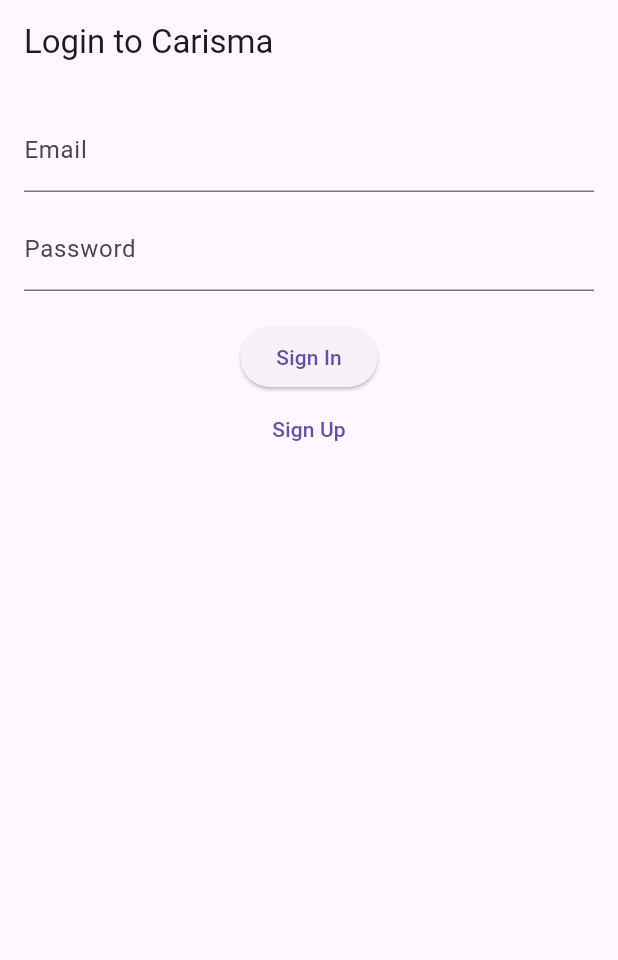
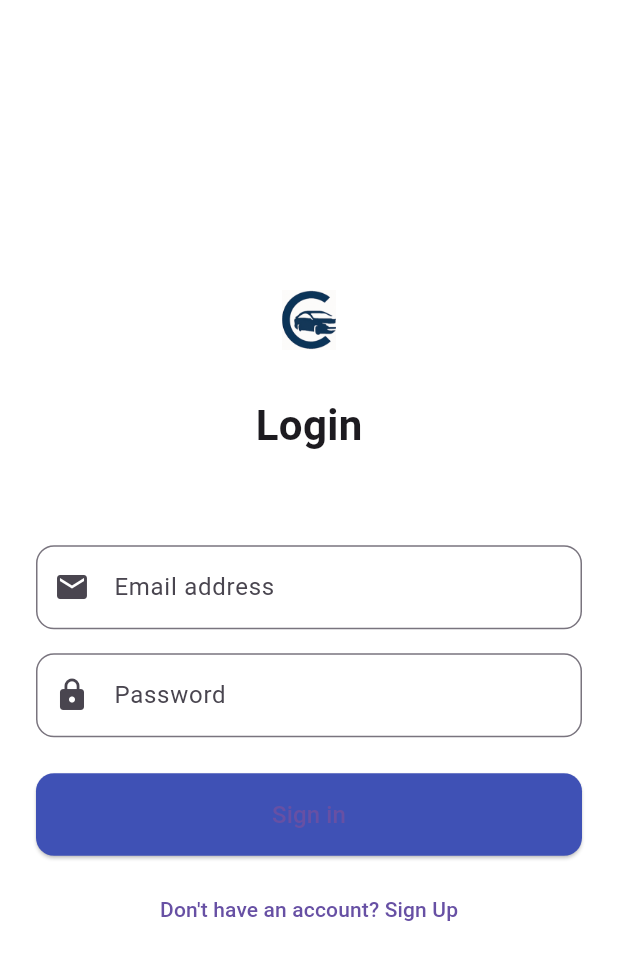
Before and after one commit to Prath07/Carisma, a Flutter app: the screen it shows after launch, on a phone screen of 412 x 824 dp. Shown: the top 960 px of the screen. Run offline on Flutter 3.47's test engine with Material 3 defaults, Android fonts, the phone set to English and light mode, and no system bars; our stand-ins replace cloud_firestore, firebase_auth, firebase_core, firebase_storage, image_picker; accounts and stored records are empty.

Commit message:
Updates to UI + splitting the sigi in/up

```diff
--- a/carisma/lib/login_screen.dart
+++ b/carisma/lib/login_screen.dart
@@ -1,5 +1,6 @@
 import 'package:flutter/material.dart';
 import 'package:firebase_auth/firebase_auth.dart';
+import 'signup_screen.dart';
 
 class LoginScreen extends StatefulWidget {
   const LoginScreen({super.key});
@@ -25,41 +26,72 @@
     }
   }
 
-  Future<void> _signUp() async {
-    try {
-      await FirebaseAuth.instance.createUserWithEmailAndPassword(
-        email: _emailController.text.trim(),
-        password: _passwordController.text.trim(),
-      );
-    } catch (e) {
-      ScaffoldMessenger.of(context).showSnackBar(
-        SnackBar(content: Text('Sign up failed: $e')),
-      );
-    }
-  }
-
   @override
   Widget build(BuildContext context) {
     return Scaffold(
-      appBar: AppBar(title: const Text('Login to Carisma')),
-      body: Padding(
-        padding: const EdgeInsets.all(16),
+      backgroundColor: Colors.white,
+      body: SafeArea(
+        child: Padding(
+          padding: const EdgeInsets.symmetric(horizontal: 24.0),
           child: Column(
+            mainAxisAlignment: MainAxisAlignment.center,
             children: [
+
+                Image.asset('assets/C_carisma.png', height: 40),
+
+              const SizedBox(height: 30),
+              const Text(
+                'Login',
+                style: TextStyle(fontSize: 28, fontWeight: FontWeight.bold),
+              ),
+              const SizedBox(height: 8),
+              const Text(
+                'Sign in to your account',
+                style: TextStyle(color: Colors.white),
+              ),
+              const SizedBox(height: 32),
               TextField(
                 controller: _emailController,
-              decoration: const InputDecoration(labelText: 'Email'),
+                decoration: InputDecoration(
+                  hintText: 'Email address',
+                  border: OutlineInputBorder(borderRadius: BorderRadius.circular(12)),
+                  prefixIcon: const Icon(Icons.email),
                 ),
-            const SizedBox(height: 10),
+              ),
+              const SizedBox(height: 16),
               TextField(
                 controller: _passwordController,
-              decoration: const InputDecoration(labelText: 'Password'),
+                decoration: InputDecoration(
+                  hintText: 'Password',
+                  border: OutlineInputBorder(borderRadius: BorderRadius.circular(12)),
+                  prefixIcon: const Icon(Icons.lock),
+                ),
                 obscureText: true,
               ),
-            const SizedBox(height: 20),
-            ElevatedButton(onPressed: _signIn, child: const Text('Sign In')),
-            TextButton(onPressed: _signUp, child: const Text('Sign Up')),
+              const SizedBox(height: 24),
+              SizedBox(
+                width: double.infinity,
+                child: ElevatedButton(
+                  onPressed: _signIn,
+                  style: ElevatedButton.styleFrom(
+                    padding: const EdgeInsets.symmetric(vertical: 16),
+                    backgroundColor: Colors.indigo,
+                    shape: RoundedRectangleBorder(
+                      borderRadius: BorderRadius.circular(12),
+                    ),
+                  ),
+                  child: const Text('Sign in', style: TextStyle(fontSize: 16)),
+                ),
+              ),
+              const SizedBox(height: 12),
+              TextButton(
+                onPressed: () {
+                  Navigator.push(context, MaterialPageRoute(builder: (_) => const SignUpScreen()));
+                },
+                child: const Text("Don't have an account? Sign Up"),
+              ),
             ],
+          ),
         ),
       ),
     );
```
Also changed, not shown: carisma/lib/home_screen.dart (+69 -7 lines), carisma/lib/signup_screen.dart (added, +118 -0 lines). Lines whose indentation alone changed are shown as unchanged.
